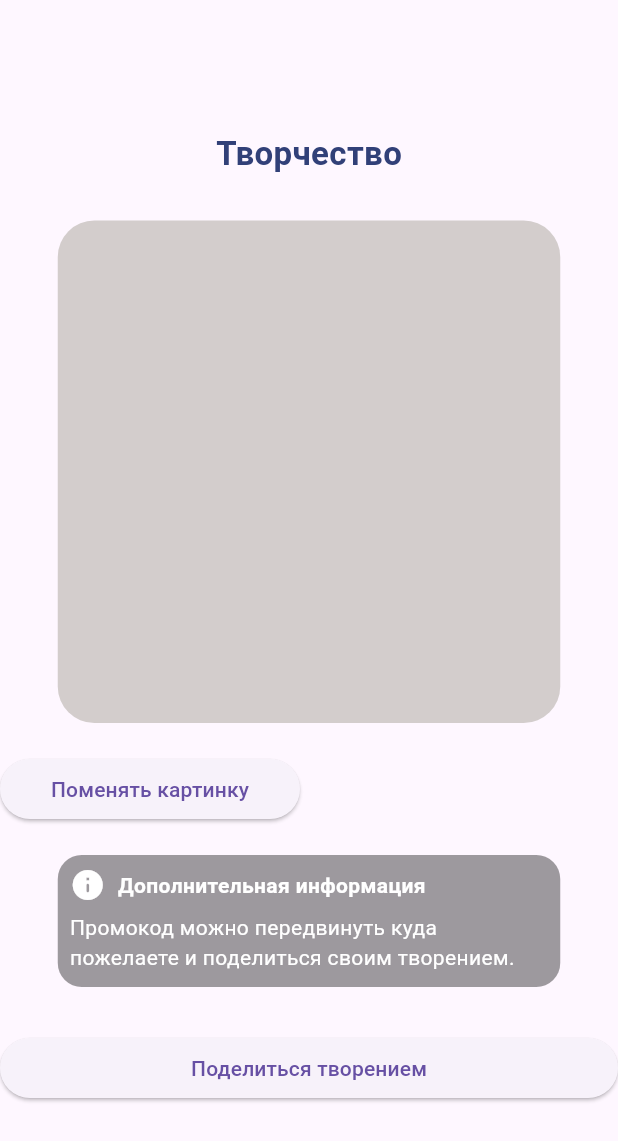
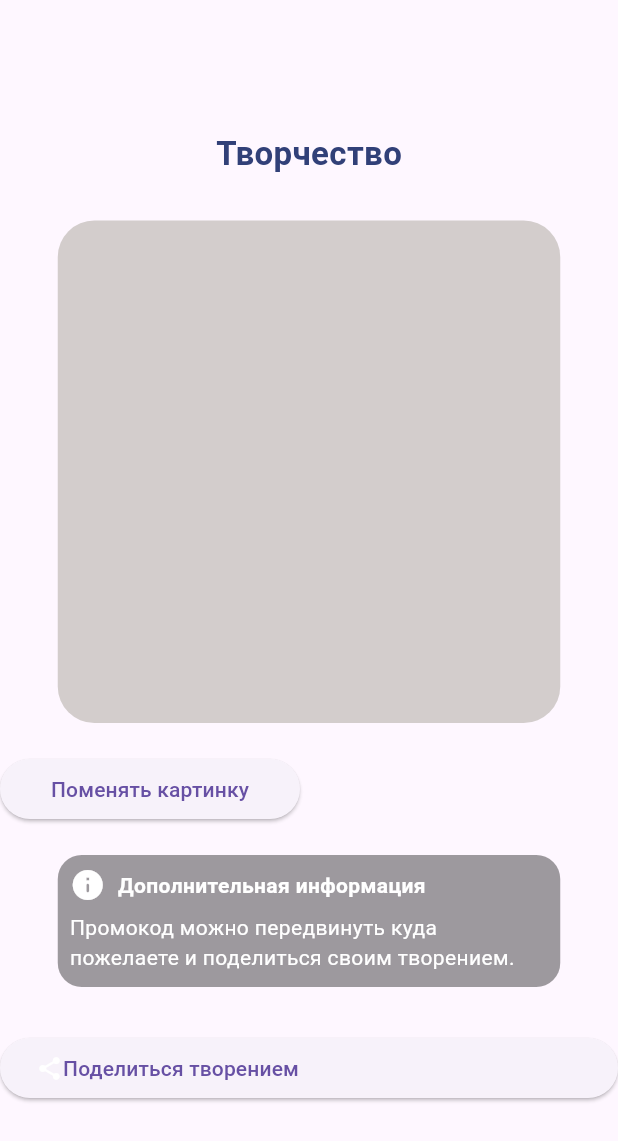
Before and after one commit to ksenia-nesytova/flutter_cars7, a Flutter app: the screen it shows after launch, on a phone screen of 412 x 824 dp. Shown: the top 1141 px of the screen. Run offline on Flutter 3.47's test engine with Material 3 defaults, Android fonts, the phone set to English and light mode, and no system bars.

Commit message:
add: share icon

```diff
--- a/lib/main.dart
+++ b/lib/main.dart
@@ -93,7 +93,10 @@ class MainApp extends StatelessWidget {
                 onPressed: () {
                   print("Поделиться");
                 },
-                child: Text('Поделиться творением'),
+                  child: Row(children: [
+                    Icon(Icons.share_rounded, color: Colors.white),
+                    Text('Поделиться творением')
+                  ]),
               ),
               )
           ],
```
